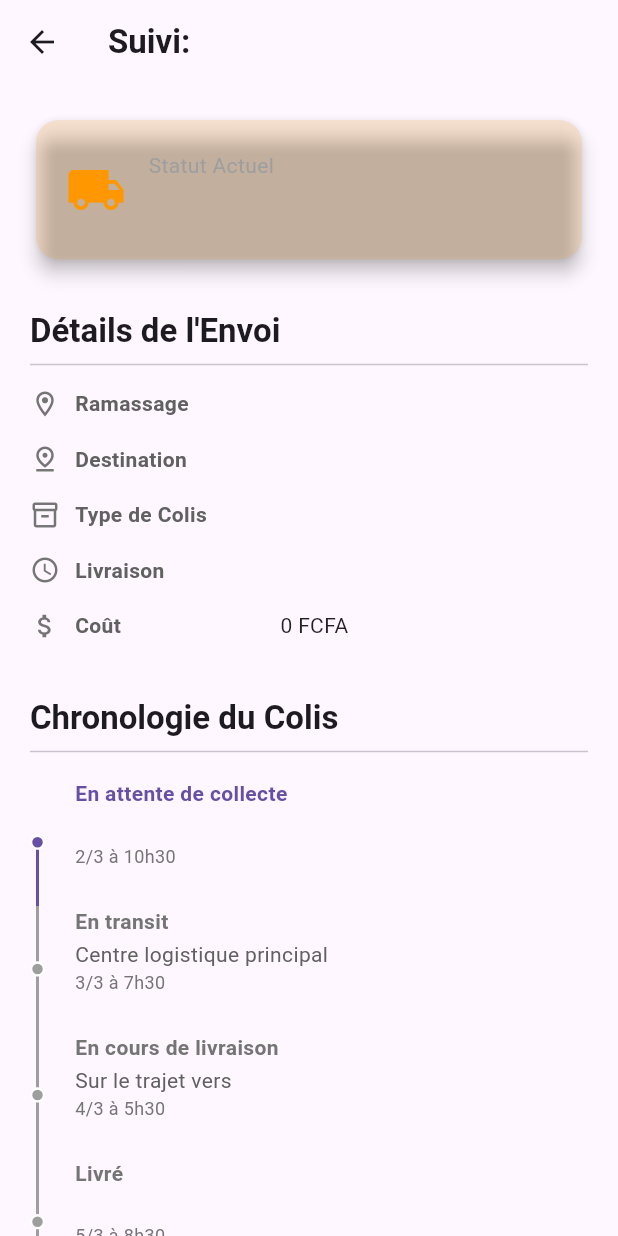
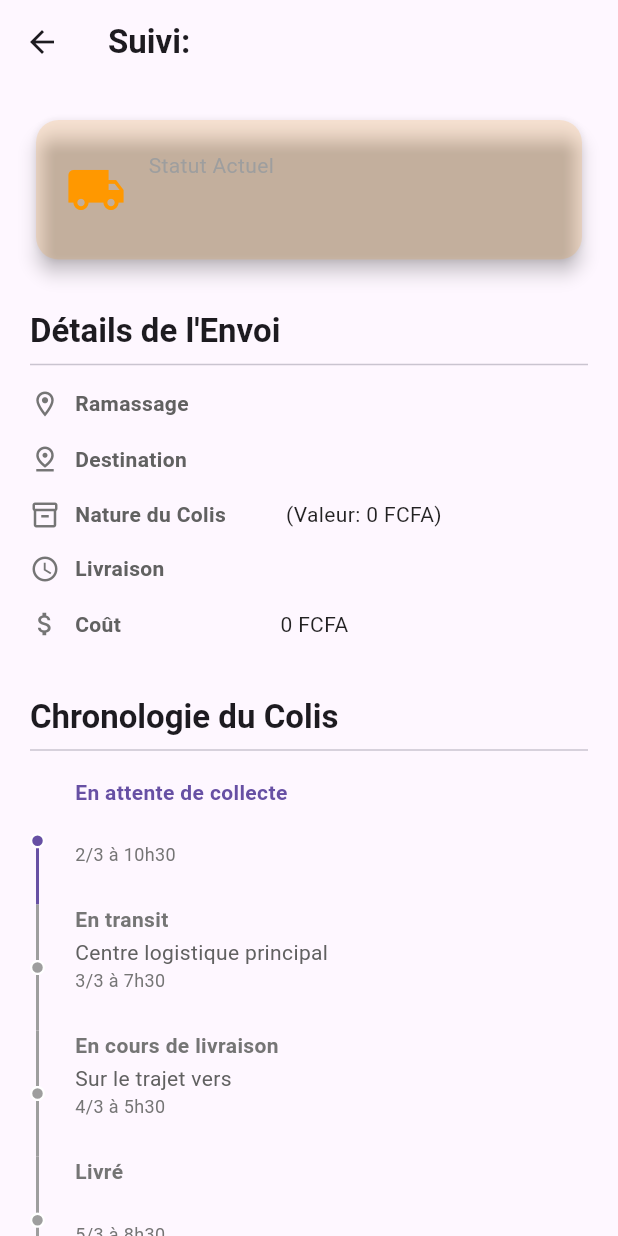
Before and after one commit to massalhadavy-glitch/SMART-DELIVERY-GABON, a Flutter app: the PackageDetailPage screen opened directly with empty values, on a phone screen of 412 x 824 dp. Run offline on Flutter 3.47's test engine with Material 3 defaults, Android fonts, the phone set to English and light mode, and no system bars; our stand-ins replace geolocator, google_maps_flutter, supabase_flutter; accounts and stored records are empty; statements that could not run were skipped.

Commit message:
Ajout de la valeur du colis en FCFA dans les fiches de commande

```diff
--- a/lib/models/package.dart
+++ b/lib/models/package.dart
@@ -8,6 +8,7 @@ class Package {
   final String pickupAddress;
   final String destinationAddress;
   final String packageType;
+  final double? packageValue; // Valeur du colis en FCFA
   final String deliveryType;
   final String status;
   final double cost;
@@ -35,6 +36,7 @@ class Package {
     required this.pickupAddress,
     required this.destinationAddress,
     required this.packageType,
+    this.packageValue,
     required this.deliveryType,
     required this.status,
     required this.cost,
@@ -55,6 +57,7 @@ class Package {
       pickupAddress: pickupAddress,
       destinationAddress: destinationAddress,
       packageType: packageType,
+      packageValue: packageValue,
       deliveryType: deliveryType,
       status: status ?? this.status,
       cost: cost,
@@ -89,6 +92,7 @@ class Package {
       pickupAddress: data['pickup_address']?.toString() ?? data['pickupAddress']?.toString() ?? '',
       destinationAddress: data['destination_address']?.toString() ?? data['destinationAddress']?.toString() ?? '',
       packageType: data['package_type']?.toString() ?? data['packageType']?.toString() ?? '',
+      packageValue: data['package_value'] != null ? (data['package_value'] as num).toDouble() : (data['packageValue'] != null ? (data['packageValue'] as num).toDouble() : null),
       deliveryType: data['delivery_type']?.toString() ?? data['deliveryType']?.toString() ?? '',
       status: data['status']?.toString() ?? 'En attente de collecte',
       cost: (data['cost'] as num?)?.toDouble() ?? 0.0,
@@ -108,6 +112,7 @@ class Package {
       'pickup_address': pickupAddress,
       'destination_address': destinationAddress,
       'package_type': packageType,
+      'package_value': packageValue,
       'delivery_type': deliveryType,
       'status': status,
       'cost': cost,
--- a/lib/screens/orders_page.dart
+++ b/lib/screens/orders_page.dart
@@ -2,7 +2,6 @@
 import 'package:flutter/material.dart';
 import 'package:provider/provider.dart';
 import '../providers/package_notifier.dart';
-import '../models/package.dart';
 
 class OrdersPage extends StatelessWidget {
   const OrdersPage({super.key});
@@ -164,8 +163,10 @@ class OrdersPage extends StatelessWidget {
                           ),
                           const SizedBox(height: 8),
                           _buildDetailRow(
-                            'Type:',
-                            package.packageType,
+                            'Nature:',
+                            package.packageValue != null
+                              ? '${package.packageType} (Valeur: ${package.packageValue!.toInt()} FCFA)'
+                              : package.packageType,
                             Icons.inventory_2,
                           ),
                           const SizedBox(height: 8),
--- a/lib/screens/package_detail_page.dart
+++ b/lib/screens/package_detail_page.dart
@@ -37,7 +37,13 @@ class PackageDetailPage extends StatelessWidget {
             const Divider(),
             _buildInfoRow(Icons.location_on_outlined, 'Ramassage', package.pickupAddress),
             _buildInfoRow(Icons.pin_drop_outlined, 'Destination', package.destinationAddress),
-            _buildInfoRow(Icons.inventory_2_outlined, 'Type de Colis', package.packageType),
+            _buildInfoRow(
+              Icons.inventory_2_outlined,
+              'Nature du Colis',
+              package.packageValue != null
+                ? '${package.packageType} (Valeur: ${package.packageValue!.toInt()} FCFA)'
+                : package.packageType
+            ),
             _buildInfoRow(Icons.schedule, 'Livraison', package.deliveryType),
             _buildInfoRow(Icons.attach_money, 'Coût', '${package.cost.toInt()} FCFA'),
             const SizedBox(height: 30),
--- a/lib/screens/tracking_page.dart
+++ b/lib/screens/tracking_page.dart
@@ -211,7 +211,13 @@ class _TrackingResultCard extends StatelessWidget {
             // Détails rapides
             _buildDetailRow(Icons.pin_drop, 'Départ', package.pickupAddress),
             _buildDetailRow(Icons.assistant_navigation, 'Arrivée', package.destinationAddress),
-            _buildDetailRow(Icons.label_outline, 'Type', package.packageType),
+            _buildDetailRow(
+              Icons.label_outline,
+              'Nature',
+              package.packageValue != null
+                ? '${package.packageType} (Valeur: ${package.packageValue!.toInt()} FCFA)'
+                : package.packageType
+            ),
             _buildDetailRow(Icons.local_shipping, 'Statut Actuel', package.status),
 
             const SizedBox(height: 20),
```
Also changed, not shown: lib/screens/send_package_page.dart (+24 -0 lines).
